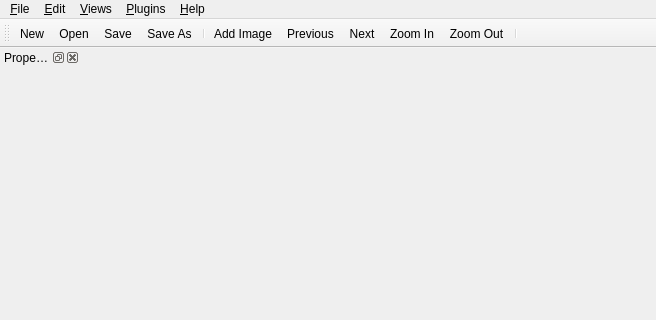
Above: sloth/gui/labeltool.ui from cvhciKIT/sloth before the change; both pictures show x 0 to 656 and y 0 to 320 of the 656 by 746 pixel window. Below: the same form after it.
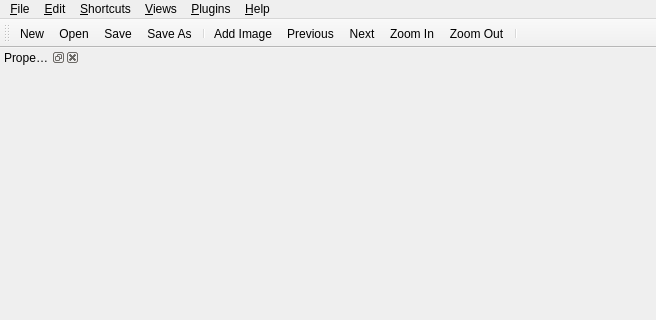
That is the form after the change. Icons and pictures are not drawn.

Commit message: add separate menu for shortcuts (fixes #47)

```diff
--- a/sloth/gui/labeltool.ui
+++ b/sloth/gui/labeltool.ui
@@ -57,8 +57,14 @@
      <string>&amp;Plugins</string>
     </property>
    </widget>
+   <widget class="QMenu" name="menuShortcuts">
+    <property name="title">
+     <string>&amp;Shortcuts</string>
+    </property>
+   </widget>
    <addaction name="menuFile"/>
    <addaction name="menu_Edit"/>
+   <addaction name="menuShortcuts"/>
    <addaction name="menu_Views"/>
    <addaction name="menuPlugins"/>
    <addaction name="menu_Help"/>
```
The commit also changes 1 other file.
